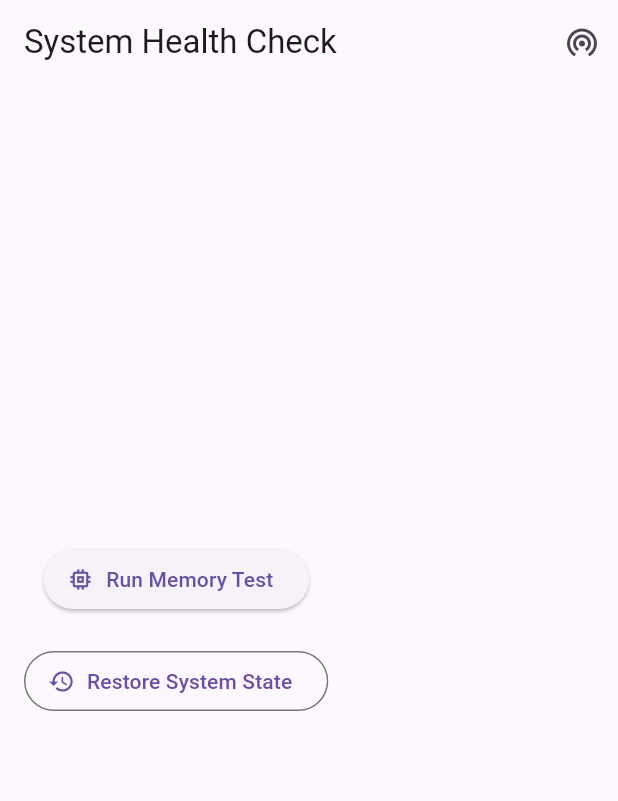
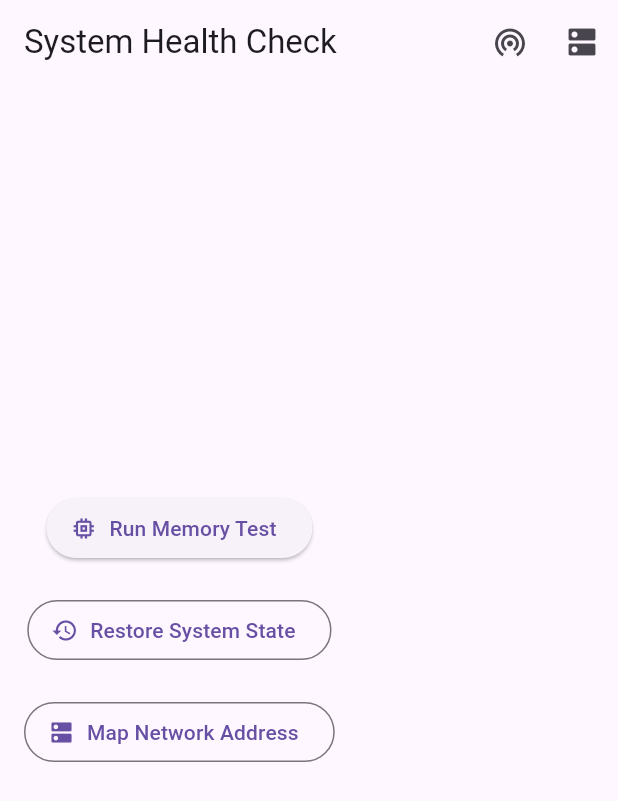
Before and after one commit to sanjaynain754/Butcoin, a Flutter app: the screen it shows after launch, on a phone screen of 412 x 824 dp. Shown: the top 801 px of the screen. Run offline on Flutter 3.47's test engine with Material 3 defaults, Android fonts, the phone set to English and light mode, and no system bars.

Commit message:
Implement Address Mapper navigation in WalletHome
Added functionality to open the Address Mapper screen from the Wallet Home screen.

```diff
--- a/but-wallet/lib/screens/wallet_home.dart
+++ b/but-wallet/lib/screens/wallet_home.dart
@@ -1,6 +1,7 @@
 import 'package:flutter/material.dart';
 import '../utils/key_engine.dart';
 import 'diagnostics_panel.dart';
+import 'address_mapper.dart';
 
 class WalletHome extends StatefulWidget {
   const WalletHome({super.key});
@@ -38,17 +39,28 @@ class _WalletHomeState extends State<WalletHome> {
     );
   }
 
+  void _openAddressMapper() {
+    Navigator.push(
+      context,
+      MaterialPageRoute(builder: (context) => const AddressMapper()),
+    );
+  }
+
   @override
   Widget build(BuildContext context) {
     return Scaffold(
       appBar: AppBar(
         title: const Text('System Health Check'),
         actions: [
-          // Network diagnostics icon in appbar
           IconButton(
             icon: const Icon(Icons.wifi_tethering),
             tooltip: 'Network Diagnostics',
             onPressed: _openDiagnosticsPanel,
+          ),
+          IconButton(
+            icon: const Icon(Icons.dns),
+            tooltip: 'Address Mapper',
+            onPressed: _openAddressMapper,
           ),
         ],
       ),
@@ -67,6 +79,12 @@ class _WalletHomeState extends State<WalletHome> {
               onPressed: _restoreDiagnosticState,
               icon: const Icon(Icons.restore),
               label: const Text('Restore System State'),
+            ),
+            const SizedBox(height: 20),
+            OutlinedButton.icon(
+              onPressed: _openAddressMapper,
+              icon: const Icon(Icons.dns),
+              label: const Text('Map Network Address'),
             ),
             const SizedBox(height: 40),
             if (_generatedMnemonic != null)
```
